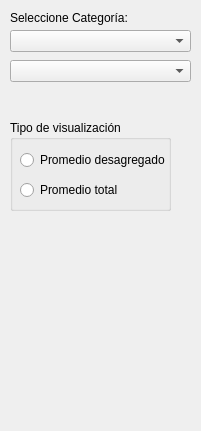
Qt form ppcc/sectorweekanalysis.ui (ErnestoVivas/Multiconsult-ppcc) before a commit.
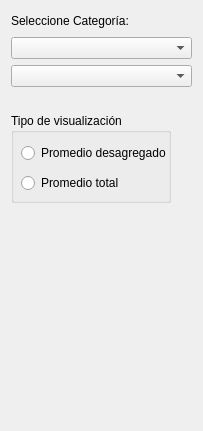
The same form after that commit.

What changed in the file:
```diff
--- a/ppcc/sectorweekanalysis.ui
+++ b/ppcc/sectorweekanalysis.ui
@@ -13,47 +13,65 @@
   <property name="windowTitle">
    <string>Form</string>
   </property>
+  <layout class="QGridLayout" name="gridLayout">
+   <item row="1" column="0">
+    <widget class="QComboBox" name="comboBoxSelectSector">
+     <property name="minimumSize">
+      <size>
+       <width>181</width>
+       <height>0</height>
+      </size>
+     </property>
+    </widget>
+   </item>
+   <item row="3" column="0">
+    <spacer name="verticalSpacer_2">
+     <property name="orientation">
+      <enum>Qt::Vertical</enum>
+     </property>
+     <property name="sizeType">
+      <enum>QSizePolicy::Fixed</enum>
+     </property>
+     <property name="sizeHint" stdset="0">
+      <size>
+       <width>20</width>
+       <height>20</height>
+      </size>
+     </property>
+    </spacer>
+   </item>
+   <item row="0" column="0">
   <widget class="QLabel" name="label">
-   <property name="geometry">
-    <rect>
-     <x>10</x>
-     <y>10</y>
-     <width>181</width>
-     <height>16</height>
-    </rect>
+     <property name="minimumSize">
+      <size>
+       <width>0</width>
+       <height>20</height>
+      </size>
+     </property>
+     <property name="maximumSize">
+      <size>
+       <width>16777215</width>
+       <height>20</height>
+      </size>
    </property>
    <property name="text">
     <string>Seleccione Categoría:</string>
    </property>
   </widget>
-  <widget class="QComboBox" name="comboBoxSelectSector">
-   <property name="geometry">
-    <rect>
-     <x>10</x>
-     <y>30</y>
-     <width>181</width>
-     <height>22</height>
-    </rect>
-   </property>
-  </widget>
-  <widget class="QComboBox" name="comboBoxSelectSubCategory">
-   <property name="geometry">
-    <rect>
-     <x>10</x>
-     <y>60</y>
-     <width>181</width>
-     <height>22</height>
-    </rect>
-   </property>
-  </widget>
+   </item>
+   <item row="4" column="0">
   <widget class="QGroupBox" name="groupBoxVisType">
-   <property name="geometry">
-    <rect>
-     <x>10</x>
-     <y>120</y>
-     <width>161</width>
-     <height>91</height>
-    </rect>
+     <property name="minimumSize">
+      <size>
+       <width>140</width>
+       <height>90</height>
+      </size>
+     </property>
+     <property name="maximumSize">
+      <size>
+       <width>160</width>
+       <height>90</height>
+      </size>
    </property>
    <property name="title">
     <string>Tipo de visualización</string>
@@ -85,6 +103,37 @@
     </property>
    </widget>
   </widget>
+   </item>
+   <item row="2" column="0">
+    <widget class="QComboBox" name="comboBoxSelectSubCategory">
+     <property name="minimumSize">
+      <size>
+       <width>181</width>
+       <height>0</height>
+      </size>
+     </property>
+     <property name="maximumSize">
+      <size>
+       <width>181</width>
+       <height>16777215</height>
+      </size>
+     </property>
+    </widget>
+   </item>
+   <item row="5" column="0">
+    <spacer name="verticalSpacer">
+     <property name="orientation">
+      <enum>Qt::Vertical</enum>
+     </property>
+     <property name="sizeHint" stdset="0">
+      <size>
+       <width>20</width>
+       <height>40</height>
+      </size>
+     </property>
+    </spacer>
+   </item>
+  </layout>
  </widget>
  <resources/>
  <connections/>
```
Lines whose indentation alone changed are shown as unchanged.
